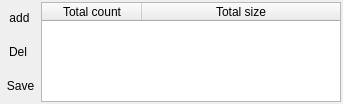
First picture: the form in Mail/fileattachmentwidget.ui, repository InvictusInnovations/keyhotee, before the edit.
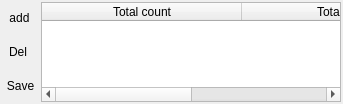
Second picture: the form after the edit. Icons and pictures are not drawn.

```diff
--- a/Mail/fileattachmentwidget.ui
+++ b/Mail/fileattachmentwidget.ui
@@ -68,12 +68,15 @@
      <property name="columnCount">
       <number>2</number>
      </property>
+     <attribute name="horizontalHeaderCascadingSectionResizes">
+      <bool>true</bool>
+     </attribute>
+     <attribute name="horizontalHeaderDefaultSectionSize">
+      <number>200</number>
+     </attribute>
      <attribute name="horizontalHeaderShowSortIndicator" stdset="0">
       <bool>true</bool>
      </attribute>
-     <attribute name="horizontalHeaderStretchLastSection">
-      <bool>true</bool>
-     </attribute>
      <attribute name="verticalHeaderVisible">
       <bool>false</bool>
      </attribute>
```
Left out of the diff: 21 changed lines with no effect on the pictures.
